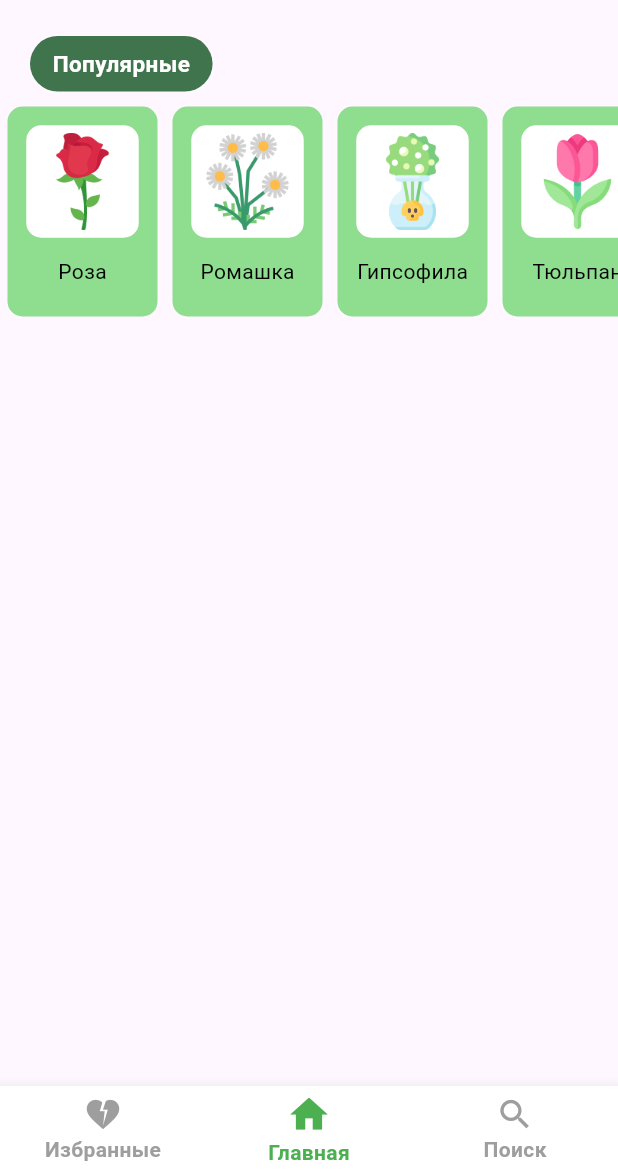
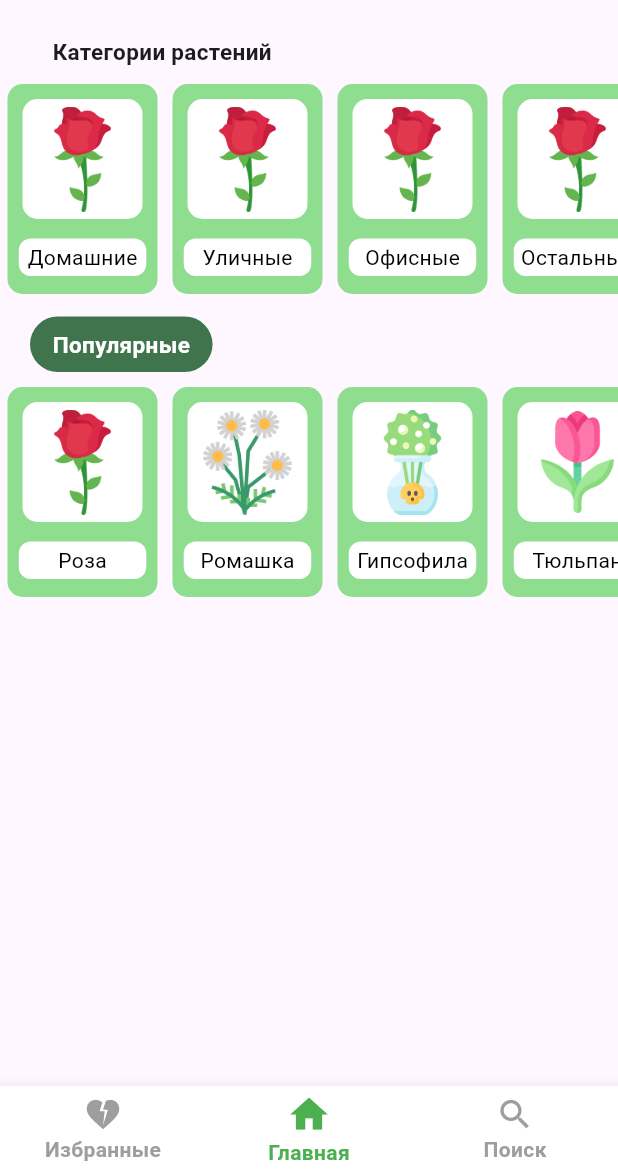
Before and after one commit to Laver33/flutter_plant_pedia, a Flutter app: the StartScreen screen opened by its route, on a phone screen of 412 x 824 dp, the part 63-1236 px from its top. Run offline on Flutter 3.47's test engine with Material 3 defaults, Android fonts, the phone set to English and light mode, and no system bars; drawn by our look-alikes of stylish_bottom_bar; our stand-ins replace go_router, google_fonts.

Commit message:
add test  category v1

```diff
--- a/lib/Route.dart
+++ b/lib/Route.dart
@@ -1,5 +1,5 @@
 import 'package:go_router/go_router.dart';
-import 'package:my_first_app/LoadScreen.dart';
+import 'package:my_first_app/pages/LoadScreen.dart';
 import 'package:my_first_app/main.dart';
 
 final goRouter = GoRouter(
--- a/lib/Style/String.dart
+++ b/lib/Style/String.dart
@@ -1,12 +1,19 @@
 abstract class RuStrings {
 
-  static const PopularPlants = "Популярные";
+  static const PopularPlants = 'Популярные';
+  static const PlantCategory = 'Категории растений';
 
 // Название
   static const AppName = 'PlantPedia';
   static const AppNameFirst = 'Plant';
   static const AppNameEnd  = 'Pedia';
 
+
+
 // Описания
   static const Descript1 = 'Заботься о растениях с умом';
 }
+
+abstract class EnString {
+  // переход на другой язык
+}
--- /dev/null
+++ b/lib/Widgets/list_category.dart
@@ -0,0 +1,73 @@
+import 'package:flutter/material.dart';
+import 'package:google_fonts/google_fonts.dart';
+import 'package:my_first_app/Style/CastColors.dart';
+
+class ListCategory extends StatelessWidget {
+  final String title;
+  final String imagePath;
+
+
+  ListCategory ({required this.title, required this.imagePath});
+
+  @override
+  Widget build(BuildContext context) {
+    return Padding(
+      padding: EdgeInsets.all(5),
+      child: Container(
+        decoration: BoxDecoration(
+          color: AppColors.testCardColor, // цвет карты
+          borderRadius: BorderRadius.circular(10),
+        ),
+
+        width: 100,
+
+        child: Column(
+          children: [
+            Container(
+              height: 100,
+              child: Column(
+                mainAxisAlignment: MainAxisAlignment.center,
+
+                children: [
+                  Container(
+                    decoration: BoxDecoration(
+                      color: AppColors.testBgColor, // Цвет под картой
+                      borderRadius: BorderRadius.circular(10)
+                    ),
+
+                    child: Padding(
+                      padding: const EdgeInsets.all(5),
+                      child: Image.asset(
+                        imagePath,
+                        height: 70,
+                      ),
+                    ),
+                  )
+                ],
+              )
+            ),
+            Padding(
+              padding: const EdgeInsets.all(3),
+              child: Container(
+                height: 25,
+                width: 85,
+                decoration: BoxDecoration(
+                  color: Colors.white,
+                  borderRadius: BorderRadius.circular(8)
+                ),
+
+                child: Center(
+                  child: Text(title,
+                  style: GoogleFonts.poppins(
+                    fontSize: 14,
+                    color: Colors.black
+                  ),
+                  )),
+              ),
+            ),
+          ],
+        )
+
+      ));
+  }
+}
--- a/lib/list_popular.dart
+++ b/lib/Widgets/list_popular.dart
@@ -38,20 +38,32 @@ class ListPopular extends StatelessWidget {
                       padding: const EdgeInsets.all(5),
                       child: Image.asset(
                         imagePath,
-                        height: 65,
+                        height: 70,
                       ),
                     ),
                   )
                 ],
               )
             ),
-            Center(
-              child: Text(title,
-              style: GoogleFonts.poppins(
-                fontSize: 14,
-                color: Colors.black
+            Padding(
+              padding: const EdgeInsets.all(3),
+              child: Container(
+                height: 25,
+                width: 85,
+                decoration: BoxDecoration(
+                  color: Colors.white,
+                  borderRadius: BorderRadius.circular(8)
+                ),
+
+                child: Center(
+                  child: Text(title,
+                  style: GoogleFonts.poppins(
+                    fontSize: 14,
+                    color: Colors.black
+                  ),
+                  )),
               ),
-              )),
+            ),
           ],
         )
 
--- /dev/null
+++ b/lib/category_data.dart
@@ -0,0 +1,41 @@
+
+
+class CategoryData {
+  final String title;
+  final int id;
+  final String imagePath;
+
+
+  CategoryData({
+    required this.title,
+    required this.id,
+    required this.imagePath
+    });
+}
+
+final List<CategoryData> categoryes = [
+
+  CategoryData(
+    title: 'Домашние',
+    id: 1,
+    imagePath: 'lib/assets/Plantimg/Rose.png',
+    ),
+
+  CategoryData(
+    title: 'Уличные',
+    id: 1,
+    imagePath: 'lib/assets/Plantimg/Rose.png',
+    ),
+
+  CategoryData(
+    title: 'Офисные',
+    id: 1,
+    imagePath: 'lib/assets/Plantimg/Rose.png',
+    ),
+
+  CategoryData(
+    title: 'Остальные',
+    id: 1,
+    imagePath: 'lib/assets/Plantimg/Rose.png',
+    ),
+];
--- a/lib/main.dart
+++ b/lib/main.dart
@@ -1,11 +1,13 @@
 import 'package:flutter/material.dart';
 import 'package:google_fonts/google_fonts.dart';
-import 'package:my_first_app/Favourites.dart';
+import 'package:my_first_app/Widgets/list_category.dart';
+import 'package:my_first_app/category_data.dart';
+import 'package:my_first_app/pages/Favourites.dart';
 import 'package:my_first_app/Route.dart';
-import 'package:my_first_app/SearchScreen.dart';
+import 'package:my_first_app/pages/SearchScreen.dart';
 import 'package:my_first_app/Style/CastColors.dart';
 import 'package:my_first_app/Style/String.dart';
-import 'package:my_first_app/list_popular.dart';
+import 'package:my_first_app/Widgets/list_popular.dart';
 import 'package:my_first_app/post_data.dart';
 import 'package:stylish_bottom_bar/stylish_bottom_bar.dart';
 
@@ -107,6 +109,36 @@ class _HomeScreenState extends State<HomeScreen> {
               Row(
                 children: [
                   Padding(
+                    padding: const EdgeInsets.fromLTRB(35, 10, 0, 5),
+
+                    child: Text(
+                      RuStrings.PlantCategory,
+                      style: GoogleFonts.poppins(
+                        fontSize: 15,
+                        fontWeight: FontWeight.w600
+                      ),
+                      ),
+                  ),
+                ],
+              ),
+
+              SizedBox(
+                height: 150,
+                child: ListView.builder(
+                  scrollDirection: Axis.horizontal,
+                  itemCount: categoryes.length,
+                  itemBuilder: (context, index){
+                    return ListCategory(
+                      title: categoryes[index].title,
+                      imagePath: categoryes[index].imagePath,
+                      );
+                  }
+                  ),
+              ),
+
+              Row(
+                children: [
+                  Padding(
                     padding: const EdgeInsets.fromLTRB(20, 10, 0, 5),
 
                     child: Container(
--- a/lib/Favourites.dart
+++ b/lib/pages/Favourites.dart
@@ -12,7 +12,7 @@ class _FavouritesScreenState extends State<FavouritesScreen> {
   Widget build(BuildContext context) {
     return Scaffold(
       body: Center(
-        child: Text("data"),
+        child: Text("В разработке..."),
       ),
     );
   }
```
Also changed, not shown: lib/post_data.dart (+7 -1 lines), lib/assets/Categoryimg/Group 3.png (added), lib/assets/Categoryimg/Group-2.png (added), lib/assets/Categoryimg/Group.png (added), lib/assets/Categoryimg/plant-with-leaves 1.png (added), lib/pages/LoadScreen.dart (renamed from lib/LoadScreen.dart), lib/pages/SearchScreen.dart (renamed from lib/SearchScreen.dart).
